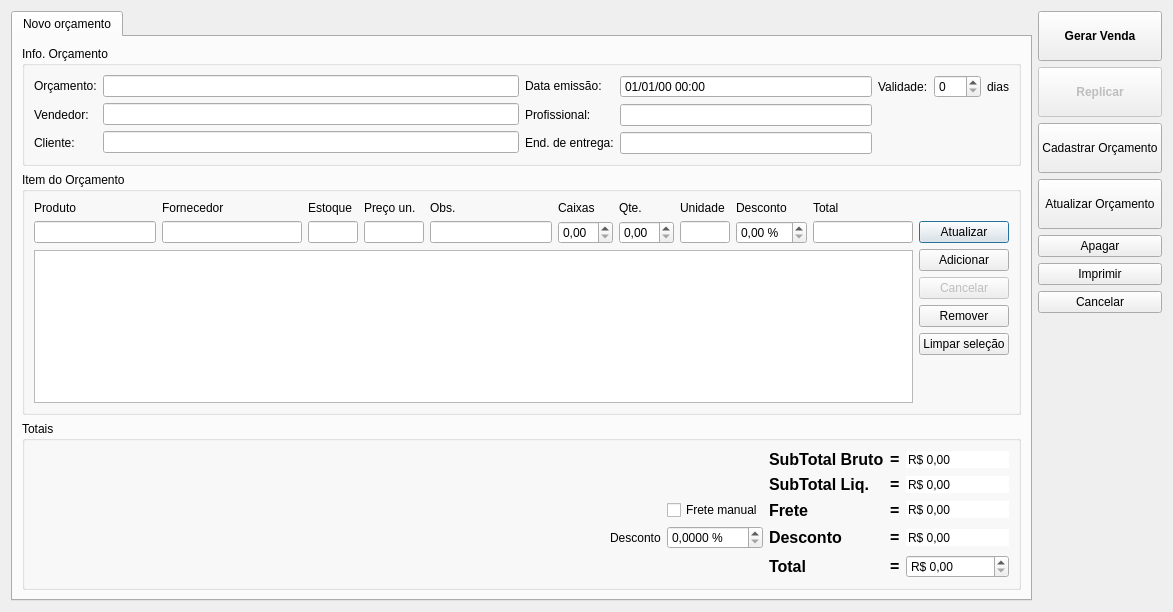
Before: the Qt Designer form ui/orcamento.ui in lellisls/ERP-STACCATO, drawn with Qt 5.
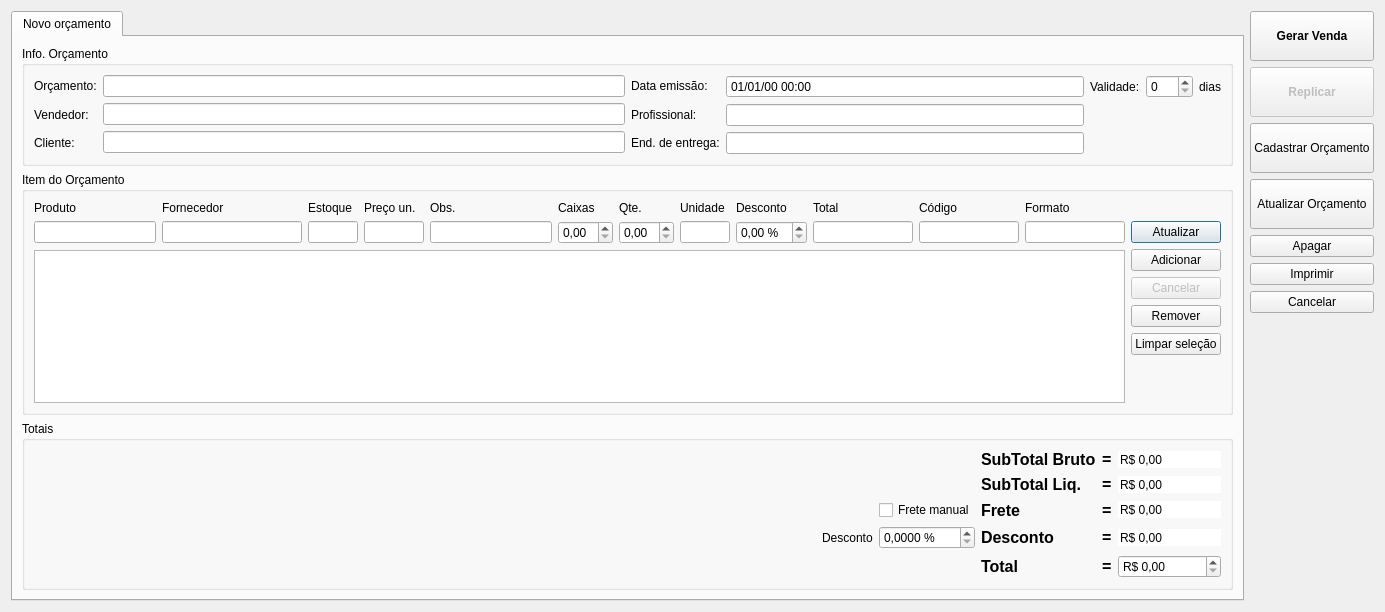
After: the same form once the commit is applied. Custom widgets are drawn as their Qt base class.

Commit message: Adicionado código e formato de produto no Orçamento

What changed in the file:
```diff
--- a/ui/orcamento.ui
+++ b/ui/orcamento.ui
@@ -9,7 +9,7 @@
    <rect>
     <x>0</x>
     <y>0</y>
-    <width>1173</width>
+    <width>1385</width>
     <height>612</height>
    </rect>
   </property>
@@ -600,28 +600,6 @@
             </property>
            </widget>
           </item>
-          <item row="4" column="0" colspan="11">
-           <widget class="QTableView" name="tableProdutos">
-            <property name="sizeAdjustPolicy">
-             <enum>QAbstractScrollArea::AdjustIgnored</enum>
-            </property>
-            <property name="editTriggers">
-             <set>QAbstractItemView::NoEditTriggers</set>
-            </property>
-            <property name="alternatingRowColors">
-             <bool>true</bool>
-            </property>
-            <property name="selectionMode">
-             <enum>QAbstractItemView::SingleSelection</enum>
-            </property>
-            <property name="selectionBehavior">
-             <enum>QAbstractItemView::SelectRows</enum>
-            </property>
-            <attribute name="horizontalHeaderStretchLastSection">
-             <bool>false</bool>
-            </attribute>
-           </widget>
-          </item>
           <item row="3" column="1">
            <widget class="QLineEdit" name="lineEditFornecedor">
             <property name="minimumSize">
@@ -709,13 +687,6 @@
             </property>
            </widget>
           </item>
-          <item row="1" column="9">
-           <widget class="QLabel" name="labelPrecoTotal">
-            <property name="text">
-             <string>Total</string>
-            </property>
-           </widget>
-          </item>
           <item row="3" column="9" colspan="2">
            <widget class="LineEditDecimal" name="lineEditPrecoTotal">
             <property name="minimumSize">
@@ -738,6 +709,96 @@
             </property>
            </widget>
           </item>
+          <item row="3" column="11">
+           <widget class="QLineEdit" name="lineEditCodComercial">
+            <property name="minimumSize">
+             <size>
+              <width>100</width>
+              <height>0</height>
+             </size>
+            </property>
+            <property name="maximumSize">
+             <size>
+              <width>60</width>
+              <height>16777215</height>
+             </size>
+            </property>
+            <property name="toolTip">
+             <string>&lt;html&gt;&lt;head/&gt;&lt;body&gt;&lt;p&gt;Preço final do item, considerando desconto total aplicado&lt;/p&gt;&lt;/body&gt;&lt;/html&gt;</string>
+            </property>
+            <property name="readOnly">
+             <bool>true</bool>
+            </property>
+           </widget>
+          </item>
+          <item row="3" column="12">
+           <widget class="QLineEdit" name="lineEditFormComercial">
+            <property name="minimumSize">
+             <size>
+              <width>100</width>
+              <height>0</height>
+             </size>
+            </property>
+            <property name="maximumSize">
+             <size>
+              <width>60</width>
+              <height>16777215</height>
+             </size>
+            </property>
+            <property name="toolTip">
+             <string>&lt;html&gt;&lt;head/&gt;&lt;body&gt;&lt;p&gt;Preço final do item, considerando desconto total aplicado&lt;/p&gt;&lt;/body&gt;&lt;/html&gt;</string>
+            </property>
+            <property name="readOnly">
+             <bool>true</bool>
+            </property>
+           </widget>
+          </item>
+          <item row="1" column="11">
+           <widget class="QLabel" name="labelCodComercial">
+            <property name="text">
+             <string>Código</string>
+            </property>
+           </widget>
+          </item>
+          <item row="1" column="12">
+           <widget class="QLabel" name="labelFormComercial">
+            <property name="text">
+             <string>Formato</string>
+            </property>
+           </widget>
+          </item>
+          <item row="1" column="9" colspan="2">
+           <widget class="QLabel" name="labelPrecoTotal">
+            <property name="text">
+             <string>Total</string>
+            </property>
+           </widget>
+          </item>
+          <item row="4" column="0" colspan="13">
+           <widget class="QTableView" name="tableProdutos">
+            <property name="sizeAdjustPolicy">
+             <enum>QAbstractScrollArea::AdjustIgnored</enum>
+            </property>
+            <property name="editTriggers">
+             <set>QAbstractItemView::NoEditTriggers</set>
+            </property>
+            <property name="alternatingRowColors">
+             <bool>true</bool>
+            </property>
+            <property name="selectionMode">
+             <enum>QAbstractItemView::SingleSelection</enum>
+            </property>
+            <property name="selectionBehavior">
+             <enum>QAbstractItemView::SelectRows</enum>
+            </property>
+            <property name="sortingEnabled">
+             <bool>true</bool>
+            </property>
+            <attribute name="horizontalHeaderStretchLastSection">
+             <bool>false</bool>
+            </attribute>
+           </widget>
+          </item>
          </layout>
         </widget>
        </item>
```
The commit also changes 1 other file.
